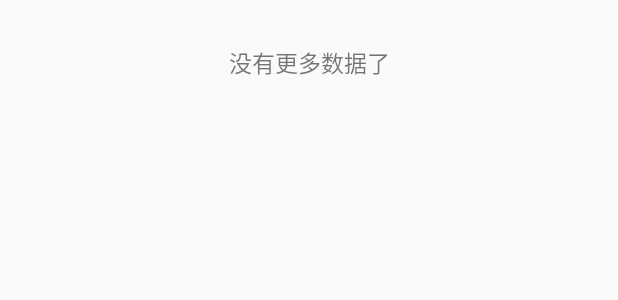
After one commit to limpid100/TechReading, an Android app: the layout footer_view.xml on its own in the app's theme, with its tools: preview values and no code run, on a phone screen of 412 x 824 dp. The commit adds this screen. Shown: the top 300 px of the screen. Run offline under Robolectric (Android 15) with nearby library versions, the phone set to English and light mode, and no system bars.

```diff
--- /dev/null
+++ b/app/src/main/res/layout/footer_view.xml
@@ -0,0 +1,18 @@
+<?xml version="1.0" encoding="utf-8"?>
+<LinearLayout xmlns:android="http://schemas.android.com/apk/res/android"
+    xmlns:tools="http://schemas.android.com/tools"
+    android:layout_width="match_parent"
+    android:layout_height="wrap_content"
+    android:orientation="vertical">
+
+    <TextView
+        android:id="@+id/tips"
+        android:layout_width="match_parent"
+        android:layout_height="wrap_content"
+        android:layout_marginBottom="1dp"
+        android:gravity="center"
+        android:padding="30dp"
+        android:textSize="15sp"
+        tools:text="没有更多数据了" />
+
+</LinearLayout>
```
Also changed, not shown: app/src/main/java/com/dxl/techreading/fragment/CategoryFragment.java (+21 -0 lines), app/src/main/java/com/dxl/techreading/model/CategoryContract.java (+11 -1 lines), app/src/main/java/com/dxl/techreading/model/CategoryPresenter.java (+11 -3 lines), app/src/main/res/layout/fragment_category.xml (+11 -3 lines).
